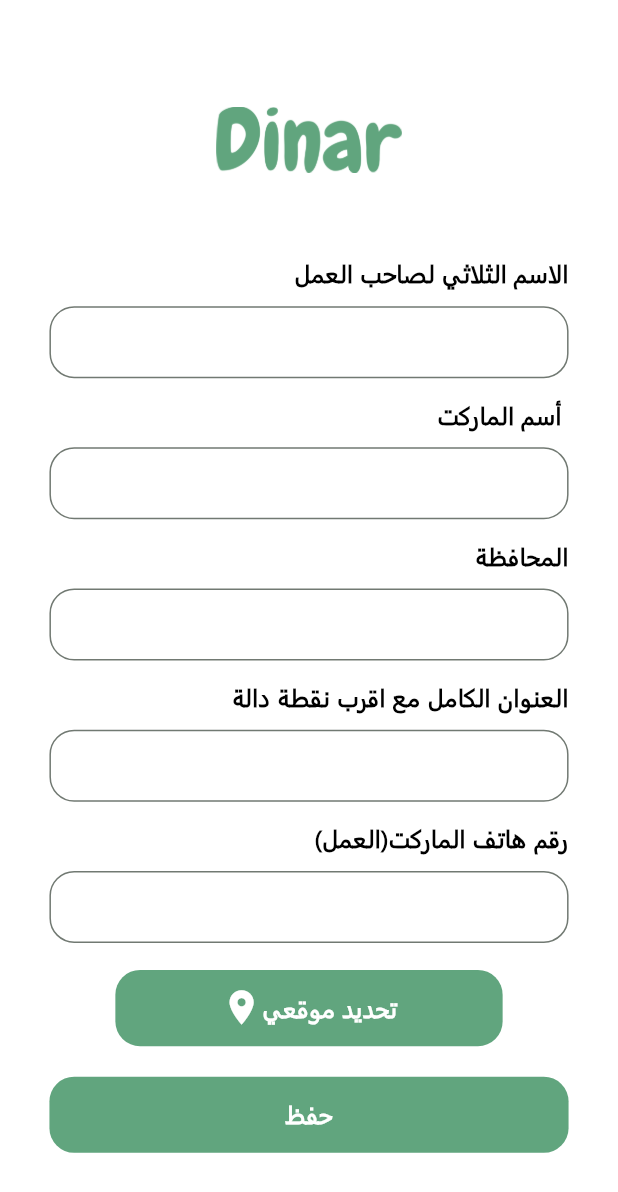
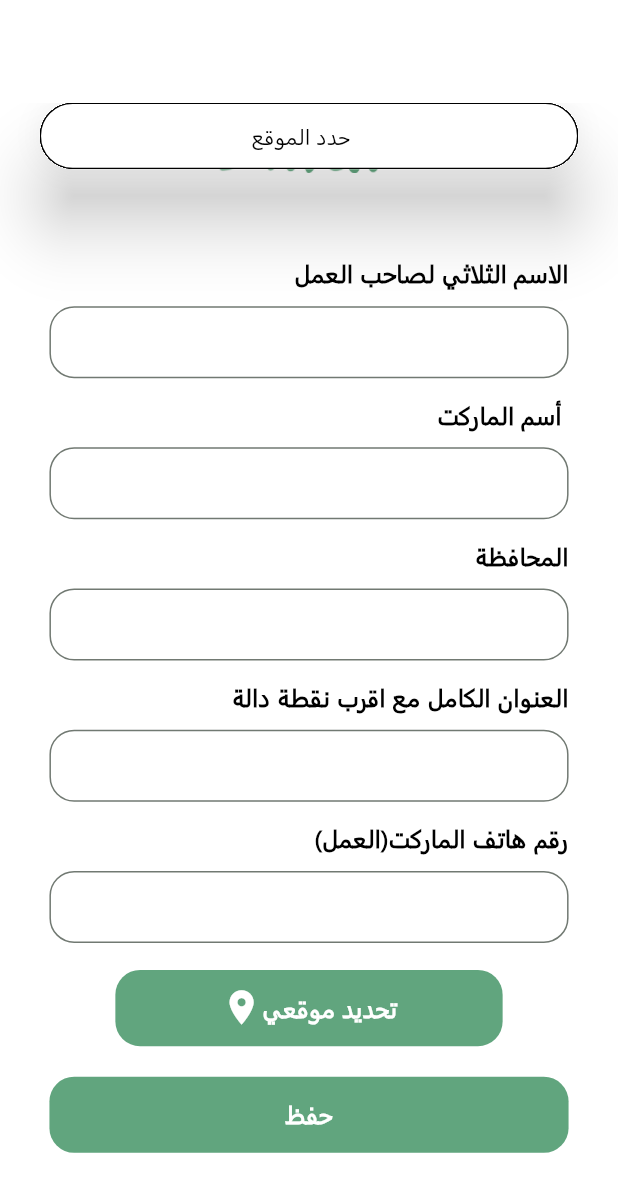
Before and after one commit to mohamedrefaysayed/GASCOM, a Flutter app: the LoginData screen opened directly, after a tap on "حفظ", on a phone screen of 412 x 824 dp. Shown: the top 1192 px of the screen. Run offline on Flutter 3.47's test engine with Material 3 defaults, Android fonts, the light colour scheme and no system bars; our stand-ins replace awesome_bottom_bar, bloc, connectivity_plus, dartz, dio, flutter_bloc and 8 more; missing offline and left inert: flutter_verification_code; accounts and stored records are empty.

Commit message:
6/1/2024 "get location" "bottom nav bar" "user data"

```diff
--- a/lib/core/utils/app_routes.dart
+++ b/lib/core/utils/app_routes.dart
@@ -1,11 +1,12 @@
 import 'package:dinar_store/features/auth/presentation/view/login_view.dart';
+import 'package:dinar_store/features/home/presentation/view/bottom_nav_view.dart';
+import 'package:dinar_store/features/splash/presentation/view/splash_view.dart';
 import 'package:flutter/material.dart';
 
 abstract class AppRoutes {
   static Map<String, Widget Function(BuildContext context)> routes = {
-    // '/': (context) => const SplashView(),
-    // QrCodeAuthView.id: (context) => const QrCodeAuthView(),
+    '/': (context) => const SplashView(),
     LogInView.id: (context) => const LogInView(),
-    // HomeView.id: (context) => const HomeView(),
+    BottomNavBarView.id: (context) => const BottomNavBarView(),
   };
 }
--- a/lib/features/auth/presentation/view/login_data.dart
+++ b/lib/features/auth/presentation/view/login_data.dart
@@ -2,9 +2,14 @@ import 'package:dinar_store/core/utils/app_colors.dart';
 import 'package:dinar_store/core/utils/app_images.dart';
 import 'package:dinar_store/core/utils/text_styles.dart';
 import 'package:dinar_store/core/widgets/app_default_button.dart';
+import 'package:dinar_store/core/widgets/app_loading_button.dart';
+import 'package:dinar_store/core/widgets/message_snack_bar.dart';
 import 'package:dinar_store/features/auth/presentation/view/widgets/text_field_data_builder.dart';
+import 'package:dinar_store/features/auth/presentation/view_model/location_cubit/cubit/location_cubit.dart';
 import 'package:dinar_store/features/auth/presentation/view_model/log_in_cubit/log_in_cubit.dart';
 import 'package:flutter/material.dart';
+import 'package:flutter/services.dart';
+import 'package:flutter_bloc/flutter_bloc.dart';
 import 'package:flutter_screenutil/flutter_screenutil.dart';
 
 class LoginData extends StatelessWidget {
@@ -23,6 +28,9 @@ class LoginData extends StatelessWidget {
       child: Scaffold(
         body: Padding(
           padding: EdgeInsets.symmetric(horizontal: 30.w),
+          child: Form(
+            key: LogInCubit.formKey,
+            autovalidateMode: AutovalidateMode.onUserInteraction,
             child: ListView(
               children: [
                 SizedBox(
@@ -45,36 +53,95 @@ class LoginData extends StatelessWidget {
                 TextFieldDataBulder(
                   title: 'الاسم الثلاثي لصاحب العمل',
                   onChanged: (value) {},
+                  validator: (v) {
+                    if (v == null || v.isEmpty) {
+                      return 'أدخل الأسم';
+                    }
+                    return null;
+                  },
                 ),
                 TextFieldDataBulder(
                   title: 'أسم الماركت ',
                   onChanged: (value) {},
+                  validator: (v) {
+                    if (v == null || v.isEmpty) {
+                      return 'أدخل أسم الماركت ';
+                    }
+                    return null;
+                  },
                 ),
                 TextFieldDataBulder(
                   title: 'المحافظة',
                   onChanged: (value) {},
+                  validator: (v) {
+                    if (v == null || v.isEmpty) {
+                      return 'أدخل المحافظة';
+                    }
+                    return null;
+                  },
                 ),
                 TextFieldDataBulder(
                   title: 'العنوان الكامل مع اقرب نقطة دالة',
                   onChanged: (value) {},
+                  validator: (v) {
+                    if (v == null || v.isEmpty) {
+                      return 'أدخل العنوان';
+                    }
+                    return null;
+                  },
                 ),
                 TextFieldDataBulder(
                   title: 'رقم هاتف الماركت(العمل)',
                   onChanged: (value) {},
+                  validator: (v) {
+                    if (v == null || v.isEmpty) {
+                      return 'أدخل رقم الهاتف';
+                    }
+                    return null;
+                  },
+                  inputFormatters: [
+                    FilteringTextInputFormatter.allow(
+                      RegExp(r"[0-9]"),
+                    )
+                  ],
                 ),
-              Padding(
-                padding: EdgeInsets.symmetric(horizontal: 40.w, vertical: 10.h),
+                BlocProvider(
+                  create: (context) => LocationCubit(),
+                  child: BlocBuilder<LocationCubit, LocationState>(
+                    builder: (context, state) {
+                      if (state is LocationLoading) {
+                        return Padding(
+                            padding: EdgeInsets.symmetric(
+                                horizontal: 40.w, vertical: 10.h),
+                            child: const AppLoadingButton());
+                      }
+                      return Padding(
+                        padding: EdgeInsets.symmetric(
+                            horizontal: 40.w, vertical: 10.h),
                         child: AppDefaultButton(
-                  icon: Icon(
+                          icon: (state is LocationSuccess)
+                              ? Icon(
+                                  Icons.check,
+                                  color: Colors.white,
+                                  size: 25.w,
+                                )
+                              : Icon(
                                   Icons.location_on,
                                   color: Colors.white,
                                   size: 25.w,
                                 ),
                           textStyle: TextStyles.textStyle16.copyWith(
                               color: Colors.white, fontWeight: FontWeight.w700),
-                  onPressed: () {},
+                          onPressed: () async {
+                            await context
+                                .read<LocationCubit>()
+                                .getCurrentLocation(context: context);
+                          },
                           title: 'تحديد موقعي',
                           color: AppColors.kASDCPrimaryColor,
+                        ),
+                      );
+                    },
                   ),
                 ),
                 Padding(
@@ -82,7 +149,17 @@ class LoginData extends StatelessWidget {
                   child: AppDefaultButton(
                     textStyle: TextStyles.textStyle16.copyWith(
                         color: Colors.white, fontWeight: FontWeight.w700),
-                  onPressed: () {},
+                    onPressed: () {
+                      if (LocationCubit.currentPosition != null) {
+                        if (LogInCubit.formKey.currentState!.validate()) {
+                          Navigator.pushNamedAndRemoveUntil(
+                              context, '/BottomNavBarView', (route) => false);
+                        }
+                      } else {
+                        ScaffoldMessenger.of(context).showSnackBar(
+                            messageSnackBar(message: "حدد الموقع"));
+                      }
+                    },
                     title: 'حفظ',
                     color: AppColors.kASDCPrimaryColor,
                   ),
@@ -91,6 +168,7 @@ class LoginData extends StatelessWidget {
             ),
           ),
         ),
+      ),
     );
   }
 }
--- a/lib/features/auth/presentation/view/widgets/phone_builder.dart
+++ b/lib/features/auth/presentation/view/widgets/phone_builder.dart
@@ -27,7 +27,7 @@ class PhoneBuilder extends StatelessWidget {
         SizedBox(
           height: 75.h,
         ),
-        TextFieldBuilder(
+        PhoneTextFieldBuilder(
           onChanged: (PhoneNumber? newValue) {
             LogInCubit.phoneNumber = newValue;
           },
--- a/lib/features/auth/presentation/view/widgets/phone_text_field_builder.dart
+++ b/lib/features/auth/presentation/view/widgets/phone_text_field_builder.dart
@@ -7,8 +7,8 @@ import 'package:intl_phone_field/country_picker_dialog.dart';
 import 'package:intl_phone_field/intl_phone_field.dart';
 import 'package:intl_phone_field/phone_number.dart';
 
-class TextFieldBuilder extends StatelessWidget {
-  const TextFieldBuilder({super.key, required this.onChanged});
+class PhoneTextFieldBuilder extends StatelessWidget {
+  const PhoneTextFieldBuilder({super.key, required this.onChanged});
 
   final void Function(PhoneNumber? newValue) onChanged;
 
--- a/lib/features/auth/presentation/view/widgets/text_field_data_builder.dart
+++ b/lib/features/auth/presentation/view/widgets/text_field_data_builder.dart
@@ -1,15 +1,22 @@
 import 'package:dinar_store/core/utils/app_colors.dart';
 import 'package:dinar_store/core/utils/text_styles.dart';
 import 'package:flutter/material.dart';
+import 'package:flutter/services.dart';
 import 'package:flutter_screenutil/flutter_screenutil.dart';
 
 class TextFieldDataBulder extends StatelessWidget {
   const TextFieldDataBulder(
-      {super.key, required this.title, required this.onChanged});
+      {super.key,
+      required this.title,
+      required this.onChanged,
+      this.validator,
+      this.inputFormatters});
 
   final String title;
 
   final void Function(String) onChanged;
+  final String? Function(String?)? validator;
+  final List<TextInputFormatter>? inputFormatters;
 
   @override
   Widget build(BuildContext context) {
@@ -27,10 +34,15 @@ class TextFieldDataBulder extends StatelessWidget {
           ),
           SizedBox(
             height: 50.h,
-            child: TextField(
+            child: TextFormField(
+              validator: validator,
+              onChanged: onChanged,
+              inputFormatters: inputFormatters,
+              onTapOutside: (event) {
+                FocusScope.of(context).unfocus();
+              },
               style: TextStyles.textStyle14,
               textDirection: TextDirection.rtl,
-              onChanged: onChanged,
               decoration: InputDecoration(
                   contentPadding:
                       EdgeInsets.symmetric(horizontal: 10.w, vertical: 5.h),
--- /dev/null
+++ b/lib/features/auth/presentation/view_model/location_cubit/cubit/location_state.dart
@@ -0,0 +1,12 @@
+part of 'location_cubit.dart';
+
+@immutable
+sealed class LocationState {}
+
+final class LocationInitial extends LocationState {}
+
+final class LocationLoading extends LocationState {}
+
+final class LocationSuccess extends LocationState {}
+
+final class LocationFailuer extends LocationState {}
--- a/lib/features/auth/presentation/view_model/log_in_cubit/log_in_cubit.dart
+++ b/lib/features/auth/presentation/view_model/log_in_cubit/log_in_cubit.dart
@@ -15,6 +15,14 @@ class LogInCubit extends Cubit<LogInState> {
   }
 
   late LogInServices _logInServices;
+
+  static GlobalKey<FormState> formKey = GlobalKey<FormState>();
+
+  static TextEditingController nameController = TextEditingController();
+  static TextEditingController marketNameController = TextEditingController();
+  static TextEditingController govController = TextEditingController();
+  static TextEditingController addressController = TextEditingController();
+  static TextEditingController marketPhoneController = TextEditingController();
 
   static PhoneNumber? phoneNumber;
   static String? code;
--- /dev/null
+++ b/lib/features/home/presentation/view_model/bottom_nav_cubit.dart/cubit/bottton_nav_bar_cubit.dart
@@ -0,0 +1,33 @@
+import 'package:awesome_bottom_bar/awesome_bottom_bar.dart';
+import 'package:bloc/bloc.dart';
+import 'package:flutter/material.dart';
+import 'package:meta/meta.dart';
+
+part 'bottton_nav_bar_state.dart';
+
+class BottomNavBarCubit extends Cubit<BottomNavBarState> {
+  BottomNavBarCubit() : super(BottomNavBarInitial());
+
+  static int index = 0;
+  static List<TabItem> items = [
+    const TabItem(
+      icon: Icons.person_2_rounded,
+      title: 'البروفايل',
+    ),
+    const TabItem(
+      icon: Icons.receipt_long_rounded,
+      title: 'الطلبات',
+    ),
+    const TabItem(
+      icon: Icons.shopping_cart_rounded,
+    ),
+    const TabItem(
+      icon: Icons.category_rounded,
+      title: 'الأقسام',
+    ),
+    const TabItem(
+      icon: Icons.home_rounded,
+      title: 'الرئيسية',
+    ),
+  ];
+}
--- /dev/null
+++ b/lib/features/home/presentation/view_model/bottom_nav_cubit.dart/cubit/bottton_nav_bar_state.dart
@@ -0,0 +1,8 @@
+part of 'bottton_nav_bar_cubit.dart';
+
+@immutable
+sealed class BottomNavBarState {}
+
+final class BottomNavBarInitial extends BottomNavBarState {}
+
+final class BottomNavBarUpdate extends BottomNavBarState {}
--- a/lib/main.dart
+++ b/lib/main.dart
@@ -4,7 +4,7 @@ import 'package:dinar_store/core/utils/app_routes.dart';
 import 'package:dinar_store/core/utils/constants.dart';
 import 'package:dinar_store/features/auth/data/services/log_in_services.dart';
 import 'package:dinar_store/features/auth/presentation/view_model/log_in_cubit/log_in_cubit.dart';
-import 'package:dinar_store/features/splash/presentation/view/splash_view.dart';
+import 'package:dinar_store/features/home/presentation/view_model/bottom_nav_cubit.dart/cubit/bottton_nav_bar_cubit.dart';
 import 'package:flutter/material.dart';
 import 'package:flutter/services.dart';
 import 'package:flutter_bloc/flutter_bloc.dart';
@@ -37,6 +37,7 @@ class MyApp extends StatelessWidget {
                   dioHelper: DioHelper(),
                   secureStorage: const FlutterSecureStorage())),
         ),
+        BlocProvider(create: (context) => BottomNavBarCubit()),
       ],
       child: ScreenUtilInit(
         designSize: const Size(375, 811),
@@ -45,12 +46,13 @@ class MyApp extends StatelessWidget {
           debugShowCheckedModeBanner: false,
           title: 'Dinar',
           theme: ThemeData(
+            fontFamily: 'SegoeUI',
             scaffoldBackgroundColor: Colors.white,
             colorScheme:
                 ColorScheme.fromSeed(seedColor: AppColors.kASDCPrimaryColor),
             useMaterial3: true,
           ),
-          home: const SplashView(),
+          initialRoute: '/',
           routes: AppRoutes.routes,
         ),
       ),
--- a/pubspec.yaml
+++ b/pubspec.yaml
@@ -48,6 +48,8 @@ dependencies:
   flutter_bloc: ^8.1.3
   intl_phone_field: ^3.2.0
   flutter_verification_code: ^1.1.7
+  awesome_bottom_bar: ^1.2.4
+  geolocator: ^10.1.0
 
 
 
```
Also changed, not shown: lib/features/auth/presentation/view/login_view.dart (+26 -8 lines), lib/features/auth/presentation/view_model/location_cubit/cubit/location_cubit.dart (added, +43 -0 lines), lib/features/home/presentation/view/bottom_nav_view.dart (added, +66 -0 lines), pubspec.lock, 4 other files. Lines whose indentation alone changed are shown as unchanged.
